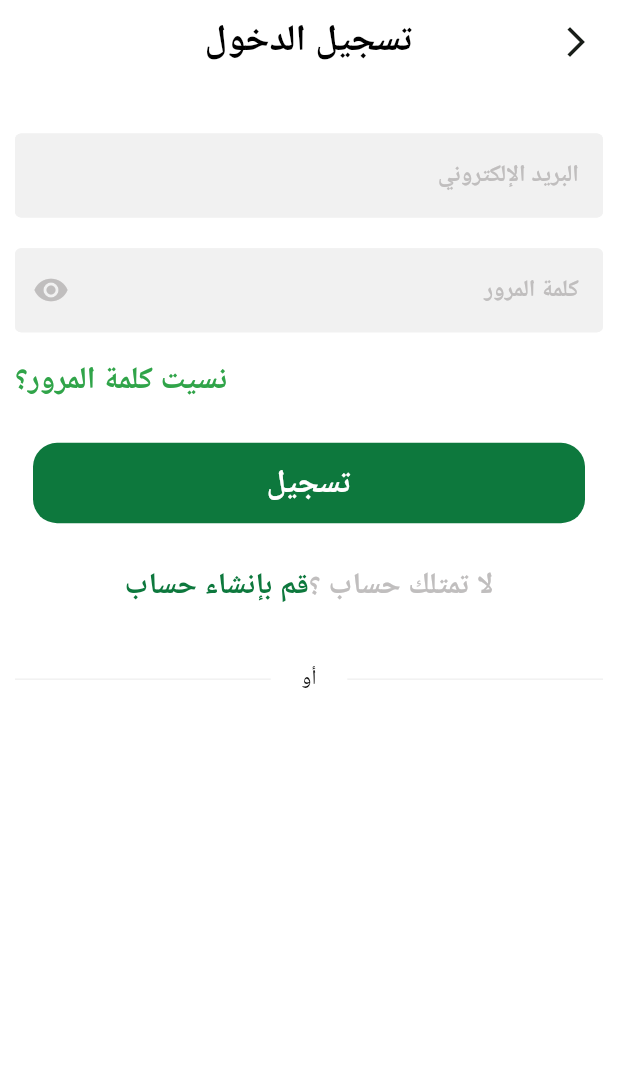
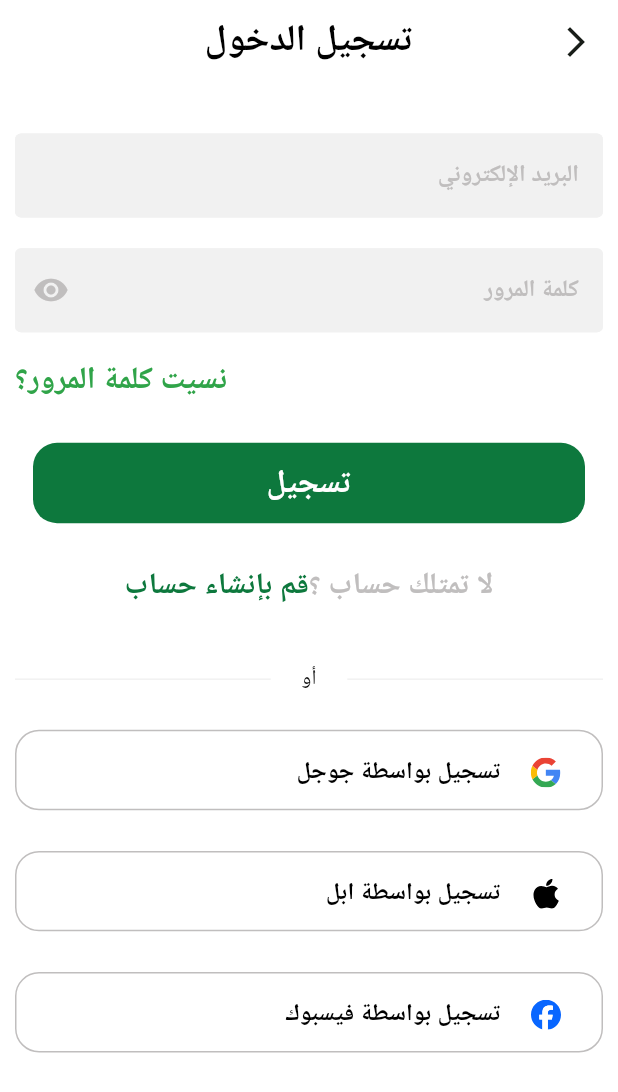
Before and after one commit to Yasmeen-aboeleneen/Fruits_E-Commerce_App, a Flutter app: the screen it shows after launch, after a tap on "تخط", on a phone screen of 412 x 824 dp. Shown: the top 1092 px of the screen. Run offline on Flutter 3.47's test engine with Material 3 defaults, Android fonts, the phone set to English and light mode, and no system bars; our stand-ins replace dots_indicator, flutter_svg, google_fonts, shared_preferences; Roboto replaces fonts that are missing (Cairo).

Commit message:
Finish Login UI

```diff
--- a/lib/Views/Auth/Widgets/login_screen_body.dart
+++ b/lib/Views/Auth/Widgets/login_screen_body.dart
@@ -1,8 +1,10 @@
 import 'package:flutter/material.dart';
 import 'package:fruits_app/Core/Constants/colors.dart';
+import 'package:fruits_app/Core/Utils/app_images.dart';
 import 'package:fruits_app/Core/Widgets/custom_buttons.dart';
 import 'package:fruits_app/Core/Widgets/custom_text_form_field.dart';
 import 'package:fruits_app/Views/Auth/Widgets/or_divider.dart';
+import 'package:fruits_app/Views/Auth/Widgets/social_button.dart';
 
 import 'package:google_fonts/google_fonts.dart';
 
@@ -16,9 +18,9 @@ class LoginScreenBody extends StatelessWidget {
     var w = MediaQuery.of(context).size.width;
     var h = MediaQuery.of(context).size.height;
 
-    return Padding(
-      padding: const EdgeInsets.symmetric(horizontal: 10),
-      child: SingleChildScrollView(
+    return SingleChildScrollView(
+      child: Padding(
+        padding: const EdgeInsets.symmetric(horizontal: 10),
         child: Column(
           children: [
             SizedBox(
@@ -66,7 +68,31 @@ class LoginScreenBody extends StatelessWidget {
             SizedBox(
               height: h * .033,
             ),
-            const OrDivider()
+            const OrDivider(),
+            SizedBox(
+              height: h * .016,
+            ),
+            SocialButton(
+              onpressed: () {},
+              title: 'تسجيل بواسطة جوجل',
+              image: Assets.imagesGoogleIcon,
+            ),
+            SizedBox(
+              height: h * .033,
+            ),
+            SocialButton(
+              onpressed: () {},
+              title: 'تسجيل بواسطة ابل',
+              image: Assets.imagesApplIcon,
+            ),
+            SizedBox(
+              height: h * .033,
+            ),
+            SocialButton(
+              onpressed: () {},
+              title: 'تسجيل بواسطة فيسبوك',
+              image: Assets.imagesFacebookIcon,
+            ),
           ],
         ),
       ),
--- /dev/null
+++ b/lib/Views/Auth/Widgets/social_button.dart
@@ -0,0 +1,46 @@
+// ignore_for_file: public_member_api_docs, sort_constructors_first
+import 'package:flutter/material.dart';
+import 'package:flutter_svg/svg.dart';
+import 'package:fruits_app/Core/Constants/colors.dart';
+import 'package:google_fonts/google_fonts.dart';
+
+class SocialButton extends StatelessWidget {
+  const SocialButton({
+    super.key,
+    required this.onpressed,
+    required this.title,
+    required this.image,
+  });
+  final VoidCallback onpressed;
+  final String title;
+  final String image;
+  @override
+  Widget build(BuildContext context) {
+    var w = MediaQuery.of(context).size.width;
+    var h = MediaQuery.of(context).size.height;
+    return SizedBox(
+      width: w,
+      height: h * .065,
+      child: TextButton(
+        iconAlignment: IconAlignment.start,
+        style: TextButton.styleFrom(
+            shape: RoundedRectangleBorder(
+                side: const BorderSide(color: kMGrey, width: 1),
+                borderRadius: BorderRadius.circular(16))),
+        onPressed: onpressed,
+        child: ListTile(
+          visualDensity:
+              const VisualDensity(vertical: VisualDensity.minimumDensity),
+          leading: SvgPicture.asset(image),
+          title: Text(
+            title,
+            style: GoogleFonts.cairo(
+              color: kBlack,
+              fontWeight: FontWeight.w700,
+            ),
+          ),
+        ),
+      ),
+    );
+  }
+}
```
